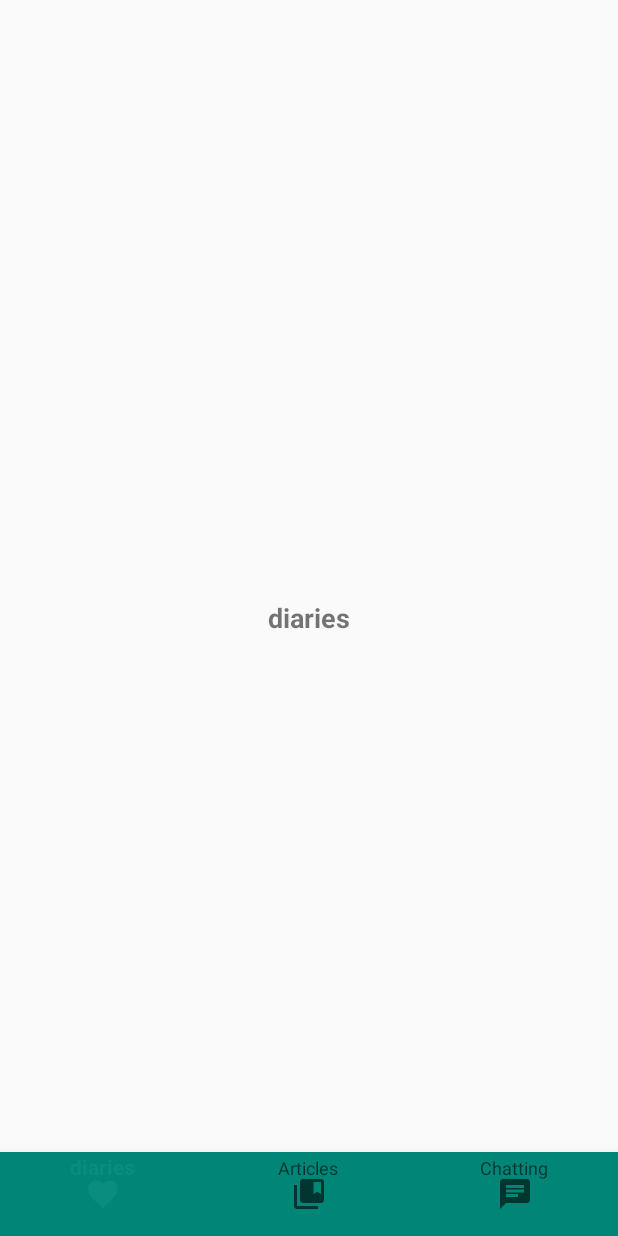
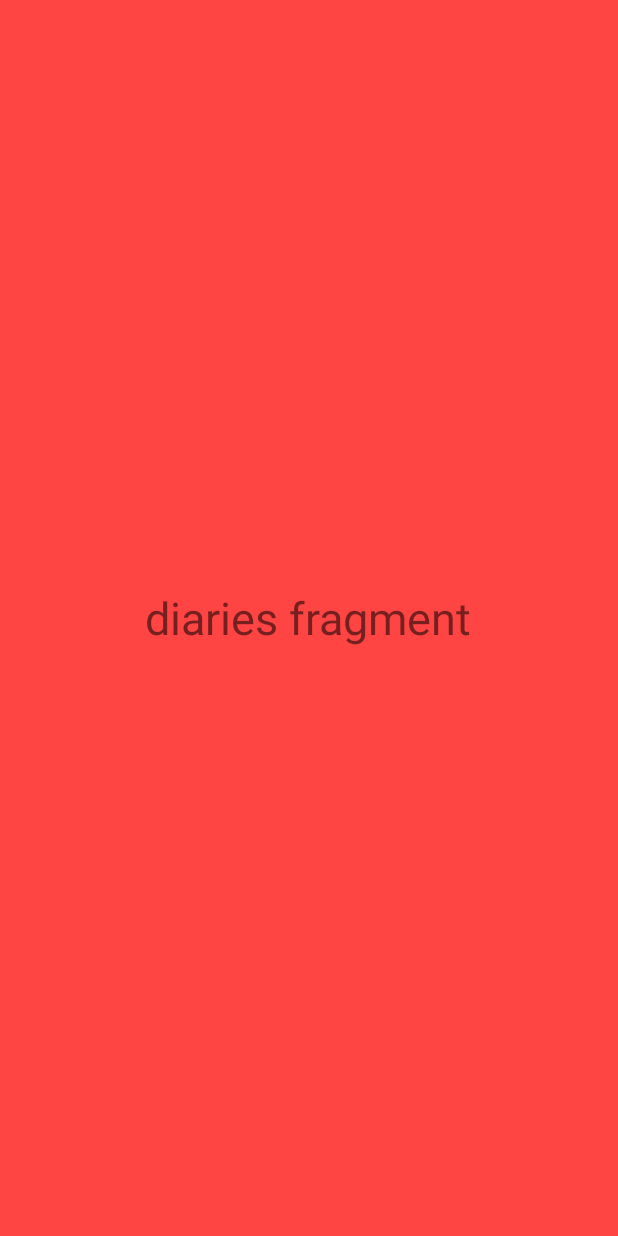
Before and after one commit to Hackathon2019EastChina/MyHeart--xiuxianxiaodui, an Android app: the layout activity_mood_diary.xml on its own in the app's theme, with its tools: preview values and no code run, on a phone screen of 412 x 824 dp. Run offline under Robolectric (Android 15) with nearby library versions, the phone set to English and light mode, and no system bars.

Commit message:
还差聊天室前端和颜色，未改起始页图片

```diff
--- a/app/src/main/java/com/example/cameraalbumtest/LoginRegister.java
+++ b/app/src/main/java/com/example/cameraalbumtest/LoginRegister.java
@@ -37,13 +37,13 @@ public class LoginRegister extends AppCompatActivity implements View.OnClickList
     public void onClick(View v) {
         switch (v.getId()){
             case R.id.login_btn:
-                String loginAddress="http://10.203.161.36:8080/WebClient3/LoginServlet";
+                String loginAddress="http://10.203.210.75:8080/WebClient3/LoginServlet";
                 String loginAccount = acc_etext.getText().toString();
                 String loginPassword = psd_etext.getText().toString();
                 loginWithOkHttp(loginAddress,loginAccount,loginPassword);
                 break;
             case R.id.register_btn:
-                String registerAddress="http://10.203.161.36:8080/WebClient3/RegisterServlet";
+                String registerAddress="http://10.203.210.75:8080/WebClient3/RegisterServlet";
                 String registerAccount = acc_etext.getText().toString();
                 String registerPassword = psd_etext.getText().toString();
                 registerWithOkHttp(registerAddress,registerAccount,registerPassword);
@@ -69,7 +69,7 @@ public class LoginRegister extends AppCompatActivity implements View.OnClickList
                     public void run() {
                         if (responseData.equals("true")){
                             Toast.makeText(LoginRegister.this,"登录成功",Toast.LENGTH_SHORT).show();
-                            Intent intent=new Intent(LoginRegister.this,MoodDiary.class);
+                            Intent intent=new Intent(LoginRegister.this,BottomNav.class);
                             startActivity(intent);
                         }else{
                             Toast.makeText(LoginRegister.this,"登录失败",Toast.LENGTH_SHORT).show();
--- a/app/src/main/res/layout/activity_mood_diary.xml
+++ b/app/src/main/res/layout/activity_mood_diary.xml
@@ -1,35 +1,12 @@
 <?xml version="1.0" encoding="utf-8"?>
 <RelativeLayout xmlns:android="http://schemas.android.com/apk/res/android"
-    xmlns:app="http://schemas.android.com/apk/res-auto"
-    xmlns:tools="http://schemas.android.com/tools"
     android:layout_width="match_parent"
     android:layout_height="match_parent"
-    tools:context=".MoodDiary">
-
+    android:background="@android:color/holo_red_light">
     <TextView
         android:layout_width="wrap_content"
         android:layout_height="wrap_content"
-        android:id="@+id/text_id"
-        android:layout_centerHorizontal="true"
-        android:layout_centerVertical="true"
-        android:text="diaries"
-        android:textSize="18dp"
-        android:textStyle="bold"/>
-
-    <androidx.coordinatorlayout.widget.CoordinatorLayout
-        android:layout_width="match_parent"
-        android:layout_height="match_parent">
-        <com.google.android.material.bottomnavigation.BottomNavigationView
-            android:layout_width="match_parent"
-            android:layout_height="wrap_content"
-            android:id="@+id/bottomNavigation"
-            android:background="?android:windowBackground"
-            android:layout_gravity="bottom"
-            app:menu="@menu/navigation_menu"
-            android:theme="@style/BottomNavigationTheme"
-            app:itemBackground="@color/colorPrimary">
-        </com.google.android.material.bottomnavigation.BottomNavigationView>
-    </androidx.coordinatorlayout.widget.CoordinatorLayout>
-
-
+        android:textSize="30sp"
+        android:text="diaries fragment"
+        android:layout_centerInParent="true"/>
 </RelativeLayout>
--- a/app/src/main/res/menu/navigation_menu.xml
+++ b/app/src/main/res/menu/navigation_menu.xml
@@ -13,6 +13,6 @@
     <item
         android:id="@+id/diaries"
         android:icon="@drawable/diaries"
-        android:title="diaries"
+        android:title="Diaries"
         android:orderInCategory="1"/>
 </menu>
```
Also changed, not shown: app/src/main/AndroidManifest.xml (+6 -6 lines), app/src/main/java/com/example/cameraalbumtest/BottomNav.java (added, +51 -0 lines), app/src/main/java/com/example/cameraalbumtest/Chatting.java (+11 -29 lines), app/src/main/java/com/example/cameraalbumtest/MoodDiaries.java (added, +18 -0 lines), app/src/main/java/com/example/cameraalbumtest/MoodDiary.java (deleted, +0 -47 lines), app/src/main/java/com/example/cameraalbumtest/WebViewActivity.java (+41 -29 lines), app/src/main/res/layout/activity_bottom_nav.xml (added, +27 -0 lines), app/src/main/res/layout/activity_chatting.xml (+6 -25 lines), app/src/main/res/layout/activity_web_view.xml (+2 -14 lines).
